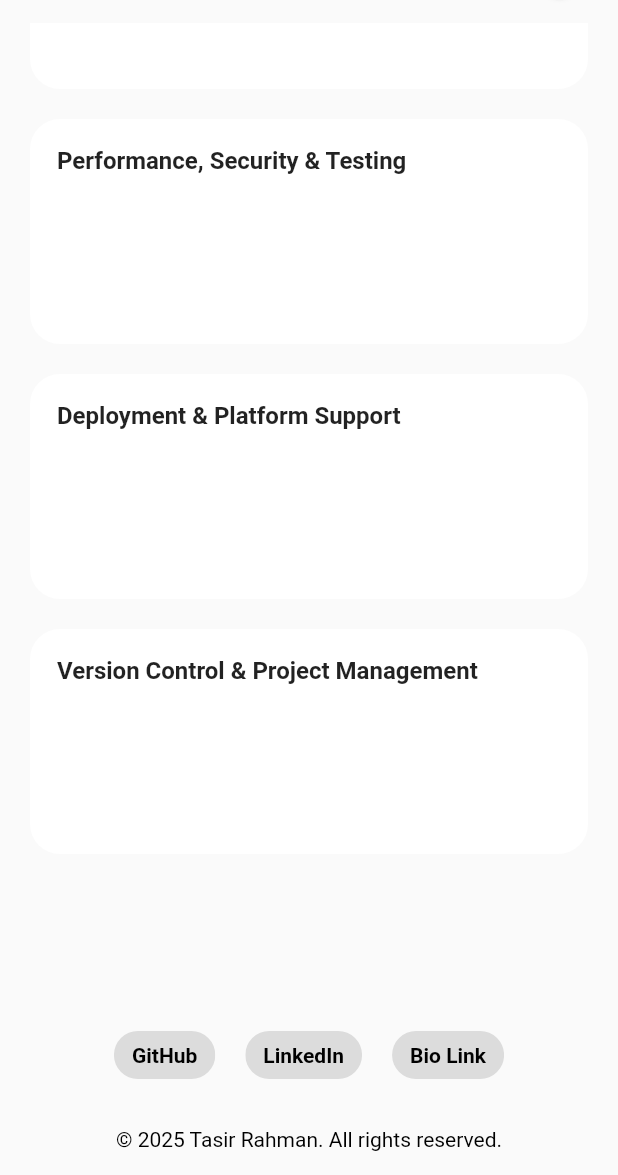
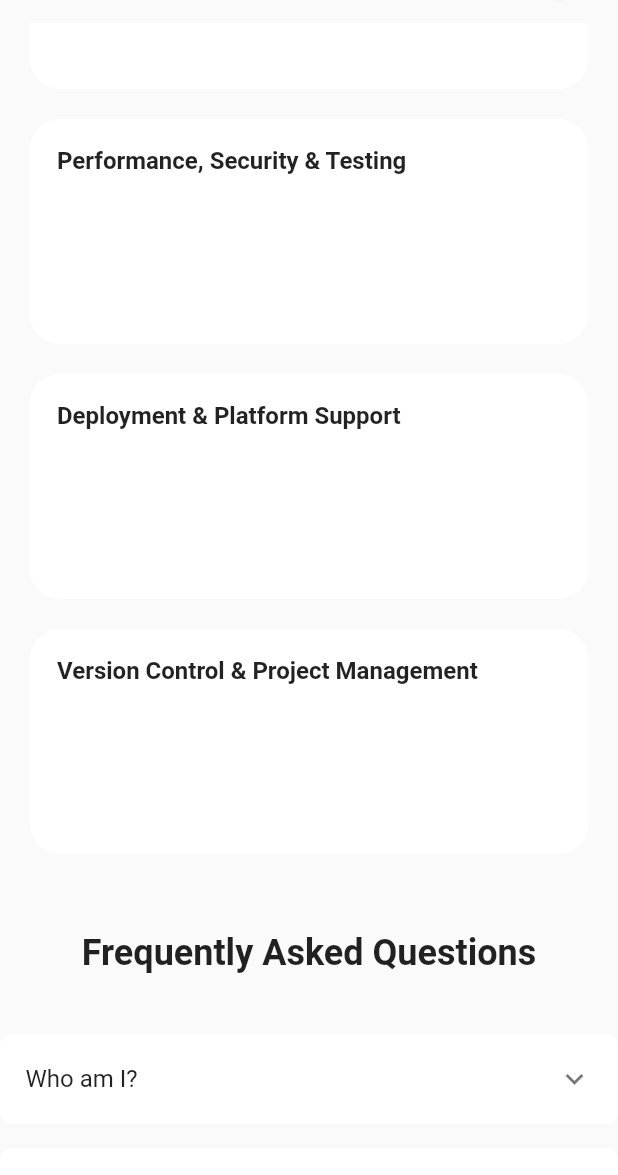
Before and after one commit to hellotasir/tasirrahman_portfolio, a Flutter app: the screen it shows after launch, scrolled down 1637 dp, on a phone screen of 412 x 824 dp, the part 61-1236 px from its top. Run offline on Flutter 3.47's test engine with Material 3 defaults, Android fonts, the light colour scheme and no system bars.

Commit message:
faq feature add

```diff
--- /dev/null
+++ b/lib/models/faq.dart
@@ -0,0 +1,15 @@
+class Faq {
+  final String id;
+  final String question;
+  final String answer;
+
+  const Faq({required this.id, required this.question, required this.answer});
+
+  factory Faq.fromJson(Map<String, dynamic> json) {
+    return Faq(
+      id: json['id'] as String,
+      question: json['question'] as String,
+      answer: json['answer'] as String,
+    );
+  }
+}
--- /dev/null
+++ b/lib/repositories/faq_repository.dart
@@ -0,0 +1,18 @@
+import 'package:tasirrahman_portfolio/models/faq.dart';
+import 'package:tasirrahman_portfolio/services/faq_service.dart';
+
+abstract class FaqRepository {
+  Future<List<Faq>> getFaqs();
+}
+
+class FaqRepositoryImpl implements FaqRepository {
+  final FaqService service;
+
+  FaqRepositoryImpl(this.service);
+
+  @override
+  Future<List<Faq>> getFaqs() async {
+    final response = await service.fetchFaqs();
+    return response.map(Faq.fromJson).toList();
+  }
+}
--- a/lib/view/pages/home_page.dart
+++ b/lib/view/pages/home_page.dart
@@ -6,6 +6,7 @@ import 'package:tasirrahman_portfolio/services/statistic_service.dart';
 import 'package:tasirrahman_portfolio/view/widgets/about_me.dart';
 import 'package:tasirrahman_portfolio/view/widgets/app_bar.dart';
 import 'package:tasirrahman_portfolio/view/widgets/contact_widget.dart';
+import 'package:tasirrahman_portfolio/view/widgets/faq_widget.dart';
 import 'package:tasirrahman_portfolio/view/widgets/footer.dart';
 import 'package:tasirrahman_portfolio/view/widgets/material_widget.dart';
 import 'package:tasirrahman_portfolio/view/widgets/skill_widget.dart';
@@ -36,6 +37,8 @@ class _HomePageState extends State<HomePage> {
               ),
               SizedBox(height: 20),
               SkillsWidget(service: SkillService(LocalSkillRepository())),
+              SizedBox(height: 20),
+              FaqWidget(),
               SizedBox(height: 70),
               ContactWidget(),
               FooterWidget(),
--- a/lib/view/widgets/contact_widget.dart
+++ b/lib/view/widgets/contact_widget.dart
@@ -1,25 +1,23 @@
 import 'package:flutter/material.dart';
 import 'package:url_launcher/url_launcher.dart';
+
+enum ContactLink {
+  github('GitHub', 'https://github.com/hellotasir'),
+  linkedin('LinkedIn', 'https://www.linkedin.com/in/tasirrahman/'),
+  bioLink('Bio Link', 'https://bio.link/tasirrahman');
+
+  final String label;
+  final String url;
+
+  const ContactLink(this.label, this.url);
+
+  Uri get uri => Uri.parse(url);
+}
 
 class ContactWidget extends StatelessWidget {
   const ContactWidget({super.key});
 
   static const _spacing = SizedBox(width: 4);
-
-  static final List<_ContactLink> _links = [
-    _ContactLink(
-      label: 'GitHub',
-      uri: Uri.parse('https://github.com/hellotasir'),
-    ),
-    _ContactLink(
-      label: 'LinkedIn',
-      uri: Uri.parse('https://www.linkedin.com/in/tasirrahman/'),
-    ),
-    _ContactLink(
-      label: 'Bio Link',
-      uri: Uri.parse('https://bio.link/tasirrahman'),
-    ),
-  ];
 
   static Future<void> _launch(Uri uri) async {
     final ok = await launchUrl(uri, mode: LaunchMode.externalApplication);
@@ -36,9 +34,9 @@ class ContactWidget extends StatelessWidget {
 
     return Row(
       mainAxisAlignment: MainAxisAlignment.center,
-      children: List.generate(_links.length * 2 - 1, (index) {
+      children: List.generate(ContactLink.values.length * 2 - 1, (index) {
         if (index.isOdd) return _spacing;
-        final link = _links[index ~/ 2];
+        final link = ContactLink.values[index ~/ 2];
         return TextButton(
           onPressed: () => _launch(link.uri),
           child: Chip(label: Text(link.label, style: textStyle)),
@@ -47,10 +45,3 @@ class ContactWidget extends StatelessWidget {
     );
   }
 }
-
-class _ContactLink {
-  final String label;
-  final Uri uri;
-
-  const _ContactLink({required this.label, required this.uri});
-}
--- /dev/null
+++ b/lib/view/widgets/faq_widget.dart
@@ -0,0 +1,81 @@
+import 'package:flutter/material.dart';
+import 'package:tasirrahman_portfolio/models/faq.dart';
+import 'package:tasirrahman_portfolio/repositories/faq_repository.dart';
+import 'package:tasirrahman_portfolio/services/faq_service.dart';
+
+class FaqWidget extends StatefulWidget {
+  const FaqWidget({super.key});
+
+  @override
+  State<FaqWidget> createState() => _FaqWidgetState();
+}
+
+class _FaqWidgetState extends State<FaqWidget> {
+  late final FaqRepository repository;
+  late Future<List<Faq>> future;
+
+  @override
+  void initState() {
+    super.initState();
+    repository = FaqRepositoryImpl(FaqService());
+    future = repository.getFaqs();
+  }
+
+  @override
+  Widget build(BuildContext context) {
+    final theme = Theme.of(context);
+
+    return Center(
+      child: Column(
+        children: [
+          Text(
+            'Frequently Asked Questions',
+            style: Theme.of(
+              context,
+            ).textTheme.headlineSmall?.copyWith(fontWeight: FontWeight.w600),
+          ),
+          const SizedBox(height: 32),
+          SizedBox(
+            height: 300,
+            width: 800,
+            child: FutureBuilder<List<Faq>>(
+              future: future,
+              builder: (context, snapshot) {
+                if (snapshot.connectionState == ConnectionState.waiting) {
+                  return const Center(child: CircularProgressIndicator());
+                }
+                if (!snapshot.hasData) {
+                  return const Center(child: Text('No FAQs found'));
+                }
+
+                return ListView.builder(
+                  itemCount: snapshot.data!.length,
+                  itemBuilder: (context, index) {
+                    final faq = snapshot.data![index];
+                    return Container(
+                      margin: const EdgeInsets.symmetric(vertical: 8),
+                      decoration: BoxDecoration(
+                        color: theme.colorScheme.surface,
+                        border: Border.all(color: theme.colorScheme.surface),
+                        borderRadius: BorderRadius.circular(8),
+                      ),
+                      child: ExpansionTile(
+                        title: Text(faq.question),
+                        children: [
+                          Padding(
+                            padding: const EdgeInsets.all(16),
+                            child: Text(faq.answer),
+                          ),
+                        ],
+                      ),
+                    );
+                  },
+                );
+              },
+            ),
+          ),
+        ],
+      ),
+    );
+  }
+}
--- a/pubspec.yaml
+++ b/pubspec.yaml
@@ -63,6 +63,7 @@ flutter:
   # To add assets to your application, add an assets section, like this:
   assets:
      - lib/assets/tasir_profile.jpeg
+     - lib/assets/tasir_logo.png
   #   - images/a_dot_ham.jpeg
 
   # An image asset can refer to one or more resolution-specific "variants", see
```
Also changed, not shown: lib/services/faq_service.dart (added, +35 -0 lines), lib/assets/tasir_logo.png (added), 4 other files.
